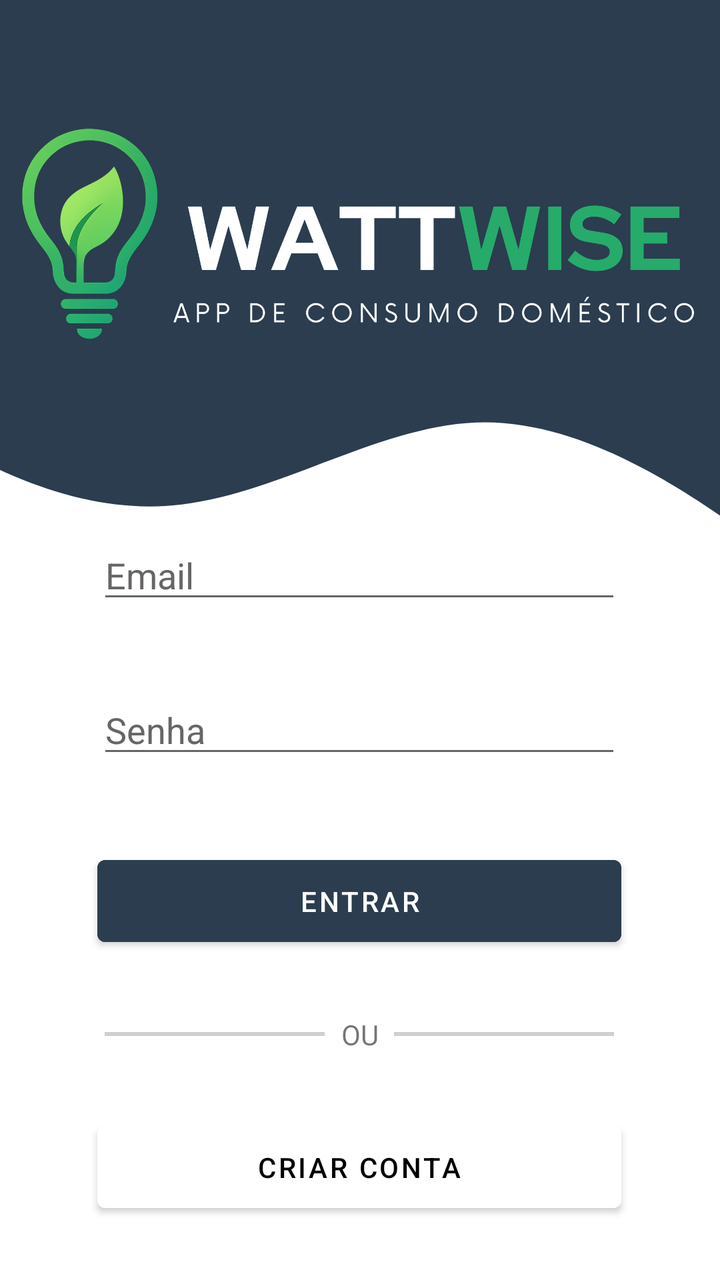
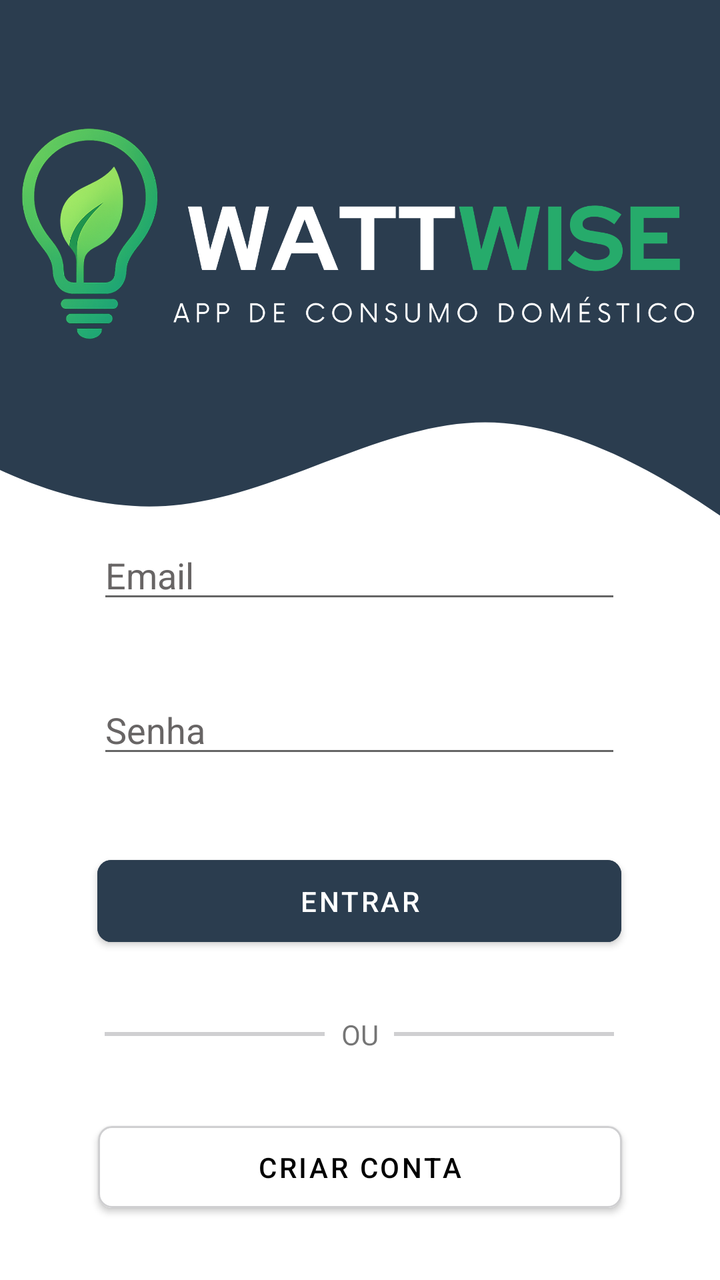

Before-and-after screenshots of an Android layout around one commit, followed by the original layout XML and the change that was made.
<!-- AndroidManifest.xml: application theme Theme.WattWiseApp -->
<!-- res/layout/activity_main.xml -->
<?xml version="1.0" encoding="utf-8"?>
<androidx.constraintlayout.widget.ConstraintLayout xmlns:android="http://schemas.android.com/apk/res/android"
    xmlns:app="http://schemas.android.com/apk/res-auto"
    xmlns:tools="http://schemas.android.com/tools"
    android:id="@+id/main"
    android:layout_width="match_parent"
    android:layout_height="match_parent"
    android:background="#FFFFFF"
    android:orientation="vertical"
    tools:context=".MainActivity">

    <ImageView
        android:id="@+id/imgBackground"
        android:layout_width="607dp"
        android:layout_height="0dp" android:scaleType="fitXY"
        android:src="@drawable/wave"
        app:layout_constraintBottom_toBottomOf="parent"
        app:layout_constraintEnd_toEndOf="parent"
        app:layout_constraintHorizontal_bias="0.863"
        app:layout_constraintStart_toStartOf="parent"
        app:layout_constraintTop_toTopOf="parent"
        app:layout_constraintVertical_bias="0.0"

        app:layout_constraintHeight_percent="0.55" />

    <ImageView
        android:id="@+id/imgLogo"
        android:layout_width="370dp"
        android:layout_height="224dp"
        android:src="@drawable/logodois"
        app:layout_constraintBottom_toTopOf="@+id/edtEmailAddressLog"

        app:layout_constraintEnd_toEndOf="parent"
        app:layout_constraintHorizontal_bias="0.487"
        app:layout_constraintStart_toStartOf="parent"
        app:layout_constraintTop_toTopOf="@id/imgBackground"
        app:layout_constraintVertical_bias="0.156" />

    <Button
        android:id="@+id/btnRegisterLog"
        android:layout_width="262dp"
        android:layout_height="53dp"
        android:layout_marginBottom="30dp"
        android:backgroundTint="#FFFFFF"
        android:text="CRIAR CONTA"
        android:textColor="@color/black"
        app:layout_constraintBottom_toBottomOf="parent"
        app:layout_constraintEnd_toEndOf="parent"
        app:layout_constraintHorizontal_bias="0.496"
        app:layout_constraintStart_toStartOf="parent" />

    <Button
        android:id="@+id/btnLoginLog"
        android:layout_width="262dp"
        android:layout_height="53dp"
        android:layout_marginBottom="80dp"
        android:backgroundTint="#2b3d4f"
        android:text="ENTRAR"
        android:textColor="#FFFFFF"
        app:layout_constraintBottom_toTopOf="@+id/btnRegisterLog"
        app:layout_constraintEnd_toEndOf="parent"
        app:layout_constraintHorizontal_bias="0.496"
        app:layout_constraintStart_toStartOf="parent" />

    <EditText
        android:id="@+id/edtPasswordLog"
        android:layout_width="262dp"
        android:layout_height="wrap_content"
        android:layout_marginBottom="40dp"
        android:ems="10"
        android:hint="Senha"
        android:inputType="textPassword"
        android:textColor="#000000"
        android:textColorHint="#686565"
        android:textColorLink="#2F3B75"
        app:layout_constraintBottom_toTopOf="@+id/btnLoginLog"
        app:layout_constraintEnd_toEndOf="parent"
        app:layout_constraintHorizontal_bias="0.496"
        app:layout_constraintStart_toStartOf="parent" />

    <EditText
        android:id="@+id/edtEmailAddressLog"
        android:layout_width="262dp"
        android:layout_height="wrap_content"
        android:ems="10"
        android:hint="Email"
        android:inputType="text"
        android:textColor="#000000"
        android:textColorHint="#686565"
        android:textColorLink="#2F3B75"
        app:layout_constraintBottom_toTopOf="@+id/edtPasswordLog"
        app:layout_constraintEnd_toEndOf="parent"
        app:layout_constraintHorizontal_bias="0.496"
        app:layout_constraintStart_toStartOf="parent"
        app:layout_constraintTop_toTopOf="parent"
        app:layout_constraintVertical_bias="0.88" />

    <TextView
        android:id="@+id/txtDisplayInfoLog"
        android:layout_width="wrap_content"
        android:layout_height="wrap_content"
        app:layout_constraintBottom_toTopOf="@+id/btnLoginLog"
        app:layout_constraintEnd_toEndOf="parent"
        app:layout_constraintStart_toStartOf="parent"
        app:layout_constraintTop_toBottomOf="@+id/edtPasswordLog" />

    <TextView
        android:id="@+id/textView11"
        android:layout_width="wrap_content"
        android:layout_height="wrap_content"
        android:text="OU"
        app:layout_constraintBottom_toTopOf="@+id/btnRegisterLog"
        app:layout_constraintEnd_toEndOf="parent"
        app:layout_constraintStart_toStartOf="parent"
        app:layout_constraintTop_toBottomOf="@+id/btnLoginLog" />

    <View
        android:layout_width="110dp"
        android:layout_height="2dp"
        android:background="#CFCFD1"
        app:layout_constraintBottom_toTopOf="@+id/btnRegisterLog"
        app:layout_constraintEnd_toStartOf="@+id/textView11"
        app:layout_constraintHorizontal_bias="0.86"
        app:layout_constraintStart_toStartOf="parent"
        app:layout_constraintTop_toBottomOf="@+id/btnLoginLog" />

    <View
        android:id="@+id/view"
        android:layout_width="110dp"
        android:layout_height="2dp"
        android:background="#CFCFD1"
        app:layout_constraintBottom_toTopOf="@+id/btnRegisterLog"
        app:layout_constraintEnd_toEndOf="parent"
        app:layout_constraintHorizontal_bias="0.127"
        app:layout_constraintStart_toEndOf="@+id/textView11"
        app:layout_constraintTop_toBottomOf="@+id/btnLoginLog" />

</androidx.constraintlayout.widget.ConstraintLayout>
<!-- resources referenced by this layout -->
<resources>
  <color name="black">#FF000000</color>
  <!-- drawable logodois: png bitmap (drawable, 195087 bytes) -->
  <!-- drawable wave (drawable) -->
  <vector xmlns:android="http://schemas.android.com/apk/res/android"
      android:width="1440dp"
      android:height="320dp"
      android:viewportWidth="1440"
      android:viewportHeight="320">
    <path
        android:pathData="M0,64L60,85.3C120,107 240,149 360,181.3C480,213 600,235 720,229.3C840,224 960,192 1080,192C1200,192 1320,224 1380,240L1440,256L1440,0L1380,0C1320,0 1200,0 1080,0C960,0 840,0 720,0C600,0 480,0 360,0C240,0 120,0 60,0L0,0Z"
        android:fillColor="#2B3D4F"/>
  </vector>
  <style name="Theme.WattWiseApp" parent="Base.Theme.WattWiseApp" />
  <style name="Base.Theme.WattWiseApp" parent="Theme.MaterialComponents.DayNight.NoActionBar">
          
          
      </style>
</resources>

<!-- the commit's change to res/layout/activity_main.xml (unified diff, before → after) -->
@@ -36,19 +36,20 @@
         app:layout_constraintTop_toTopOf="@id/imgBackground"
         app:layout_constraintVertical_bias="0.156" />
 
-    <Button
+    <com.google.android.material.button.MaterialButton
         android:id="@+id/btnRegisterLog"
         android:layout_width="262dp"
         android:layout_height="53dp"
         android:layout_marginBottom="30dp"
-        android:backgroundTint="#FFFFFF"
         android:text="CRIAR CONTA"
         android:textColor="@color/black"
+        app:backgroundTint="@android:color/white"
+        app:strokeWidth="1dp"
+        app:strokeColor="#CFCFD1"
+        app:cornerRadius="7dp"
         app:layout_constraintBottom_toBottomOf="parent"
         app:layout_constraintEnd_toEndOf="parent"
-        app:layout_constraintHorizontal_bias="0.496"
         app:layout_constraintStart_toStartOf="parent" />
-
     <Button
         android:id="@+id/btnLoginLog"
         android:layout_width="262dp"
@@ -56,6 +57,7 @@
         android:layout_marginBottom="80dp"
         android:backgroundTint="#2b3d4f"
         android:text="ENTRAR"
+        app:cornerRadius="7dp"
         android:textColor="#FFFFFF"
         app:layout_constraintBottom_toTopOf="@+id/btnRegisterLog"
         app:layout_constraintEnd_toEndOf="parent"
